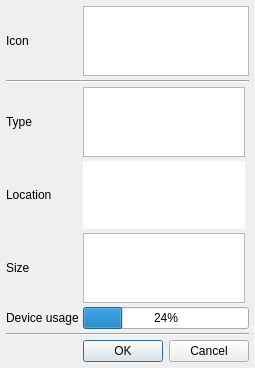
This is properties.ui in FrankMamuda/filemanager as Qt 5 draws it before an edit. The edited form follows.
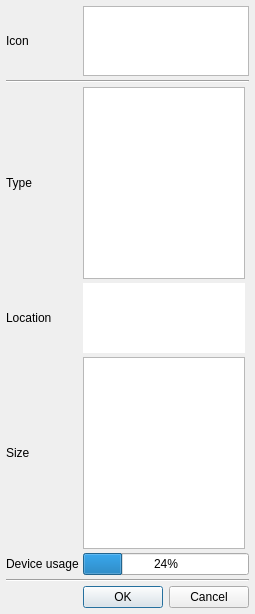
This is the edited form. Custom widgets are drawn as their Qt base class.

```diff
--- a/properties.ui
+++ b/properties.ui
@@ -7,7 +7,7 @@
     <x>0</x>
     <y>0</y>
     <width>244</width>
-    <height>270</height>
+    <height>614</height>
    </rect>
   </property>
   <property name="sizePolicy">
```
Left out of the diff: 3 changed lines with no effect on the pictures.
